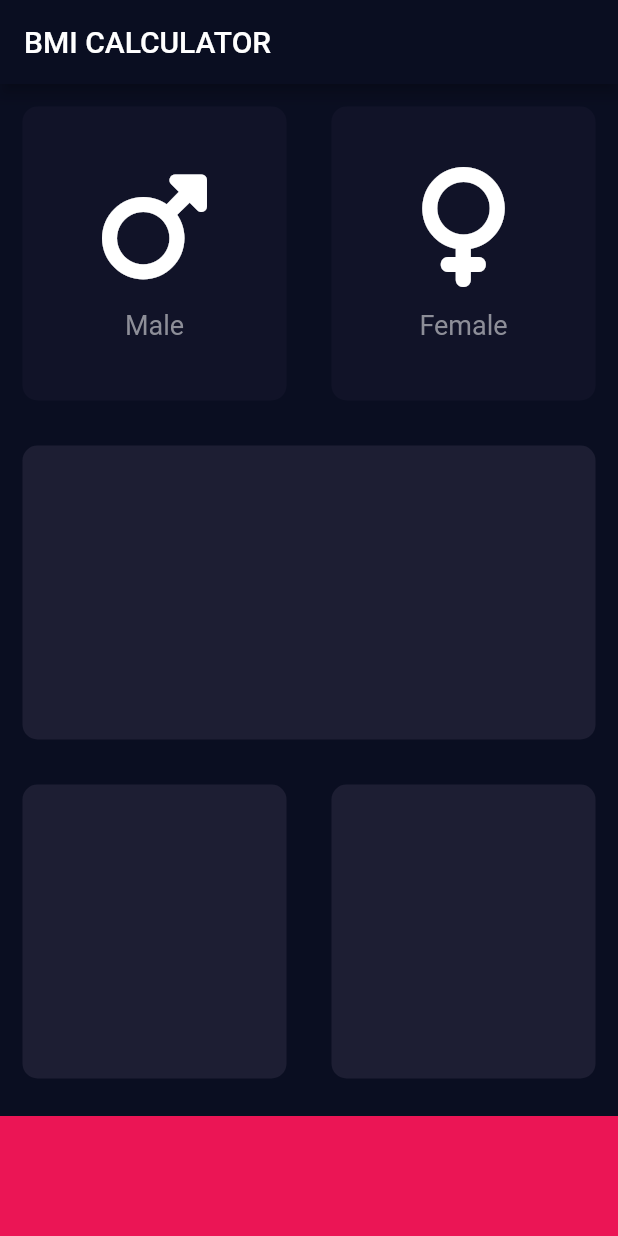
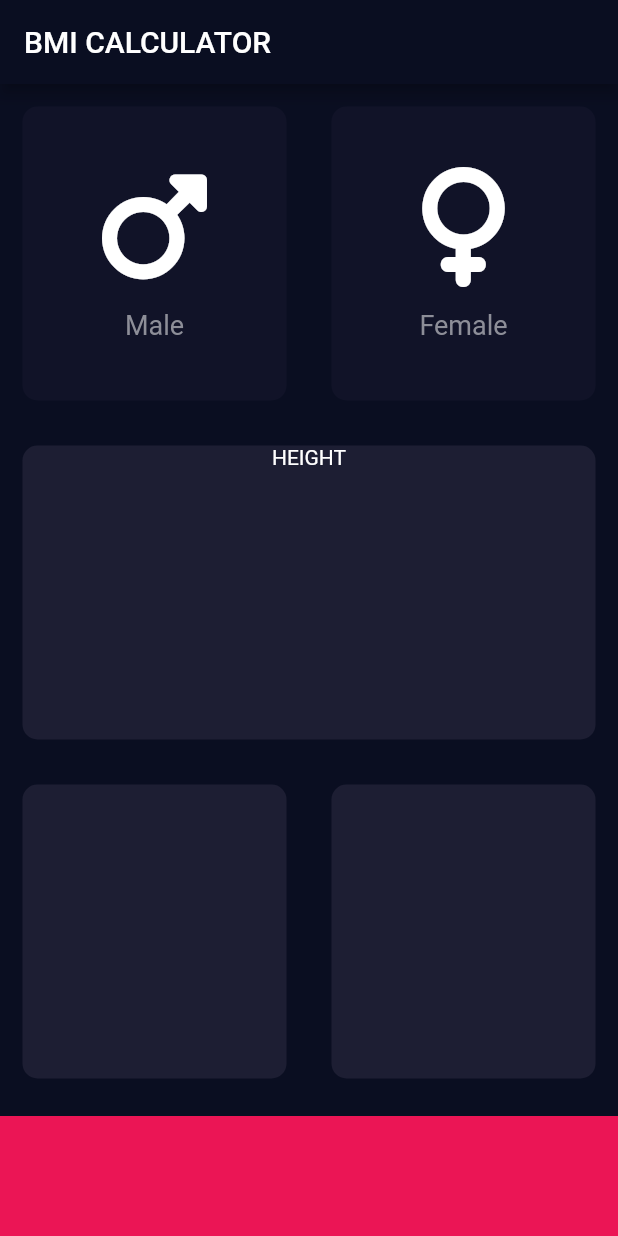
Before and after one commit to Macdeo/bmi, a Flutter app: the screen it shows after launch, on a phone screen of 412 x 824 dp. Run offline on Flutter 3.47's test engine with Material 2 defaults, Android fonts, the phone set to English and light mode, and no system bars; our stand-ins replace font_awesome_flutter.

Commit message:
new file:   lib/constant.dart 	modified:   lib/gender_selector.dart 	modified:   lib/input_page.dart 	modified:   lib/resuable_card.dart

```diff
--- /dev/null
+++ b/lib/constant.dart
@@ -0,0 +1,8 @@
+import 'package:flutter/material.dart';
+
+const kBottomContainerHeight = 80.0;
+const kActiveCardColor = Color(0xFF1D1E33);
+const kInActiveCardColor = Color(0xFF111328);
+const kBottomContainerColor = Color(0xFFEB1555);
+
+const labelTextStyle = TextStyle(fontSize: 18, color: Color(0xFF8D8E98));
--- a/lib/gender_selector.dart
+++ b/lib/gender_selector.dart
@@ -1,3 +1,6 @@
+// ignore_for_file: prefer_const_constructors
+
+import 'package:bmi/constant.dart';
 import 'package:flutter/material.dart';
 
 class GenderSelector extends StatelessWidget {
@@ -15,7 +18,7 @@ class GenderSelector extends StatelessWidget {
       ),
       Text(
         title,
-        style: TextStyle(fontSize: 18, color: Color(0xFF8D8E98)),
+        style: labelTextStyle,
       )
     ]);
   }
--- a/lib/input_page.dart
+++ b/lib/input_page.dart
@@ -1,15 +1,11 @@
 // ignore_for_file: prefer_const_constructors, use_key_in_widget_constructors, prefer_const_literals_to_create_immutables
 
+import 'package:bmi/constant.dart';
 import 'package:bmi/resuable_card.dart';
 import 'package:flutter/material.dart';
 import 'package:font_awesome_flutter/font_awesome_flutter.dart';
 
 import 'gender_selector.dart';
-
-const bottomContainerHeight = 80.0;
-const activeCardColor = Color(0xFF1D1E33);
-const inActiveCardColor = Color(0xFF111328);
-const bottomContainerColor = Color(0xFFEB1555);
 
 enum Gender { male, female }
 
@@ -30,6 +26,7 @@ class _InputPageState extends State<InputPage> {
         title: Text('BMI CALCULATOR'),
       ),
       body: Column(
+        crossAxisAlignment: CrossAxisAlignment.stretch,
         children: [
           Expanded(
             child: Row(
@@ -37,42 +34,45 @@ class _InputPageState extends State<InputPage> {
               // ignore: prefer_const_literals_to_create_immutables
               children: [
                 Expanded(
-                  child: GestureDetector(
-                    onTap: () {
+                  child: ReusableCard(
+                    onPress: () {
                       setState(() {
                         selectedGender = Gender.male;
                       });
                     },
-                    child: ReusableCard(
                     colour: selectedGender == Gender.male
-                          ? activeCardColor
-                          : inActiveCardColor,
+                        ? kActiveCardColor
+                        : kInActiveCardColor,
                     cardChild: GenderSelector(
                         icons: (FontAwesomeIcons.mars), title: 'Male'),
                   ),
                 ),
-                ),
                 Expanded(
-                  child: GestureDetector(
-                    onTap: () {
+                  child: ReusableCard(
+                    onPress: () {
                       setState(() {
                         selectedGender = Gender.female;
                       });
                     },
-                    child: ReusableCard(
                     colour: selectedGender == Gender.female
-                          ? activeCardColor
-                          : inActiveCardColor,
+                        ? kActiveCardColor
+                        : kInActiveCardColor,
                     cardChild: GenderSelector(
                         icons: FontAwesomeIcons.venus, title: 'Female'),
-                    ),
                   ),
                 ),
               ],
             ),
           ),
           Expanded(
-            child: ReusableCard(colour: activeCardColor),
+            child: ReusableCard(
+              colour: kActiveCardColor,
+              cardChild: Column(children: [
+                Text(
+                  'HEIGHT',
+                )
+              ]),
+            ),
           ),
           Expanded(
             child: Row(
@@ -80,19 +80,19 @@ class _InputPageState extends State<InputPage> {
               // ignore: prefer_const_literals_to_create_immutables
               children: [
                 Expanded(
-                  child: ReusableCard(colour: activeCardColor),
+                  child: ReusableCard(colour: kActiveCardColor),
                 ),
                 Expanded(
-                  child: ReusableCard(colour: activeCardColor),
+                  child: ReusableCard(colour: kActiveCardColor),
                 ),
               ],
             ),
           ),
           Container(
-            color: bottomContainerColor,
+            color: kBottomContainerColor,
             margin: EdgeInsets.only(top: 10),
             width: double.infinity,
-            height: bottomContainerHeight,
+            height: kBottomContainerHeight,
           )
         ],
       ),
--- a/lib/resuable_card.dart
+++ b/lib/resuable_card.dart
@@ -1,18 +1,24 @@
+// ignore_for_file: prefer_const_constructors
+
 import 'package:flutter/material.dart';
 
 class ReusableCard extends StatelessWidget {
   final Color? colour;
   final Widget? cardChild;
+  final VoidCallback? onPress;
 
-  ReusableCard({@required this.colour, this.cardChild});
+  ReusableCard({@required this.colour, this.cardChild, this.onPress});
   @override
   Widget build(BuildContext context) {
-    return Container(
-      child: cardChild,
-      margin: EdgeInsets.all(15),
-      decoration: BoxDecoration(
-        borderRadius: BorderRadius.circular(10),
-        color: colour,
+    return GestureDetector(
+      onTap: onPress,
+      child: Container(
+        child: cardChild,
+        margin: EdgeInsets.all(15),
+        decoration: BoxDecoration(
+          borderRadius: BorderRadius.circular(10),
+          color: colour,
+        ),
       ),
     );
   }
```
Lines whose indentation alone changed are shown as unchanged.
